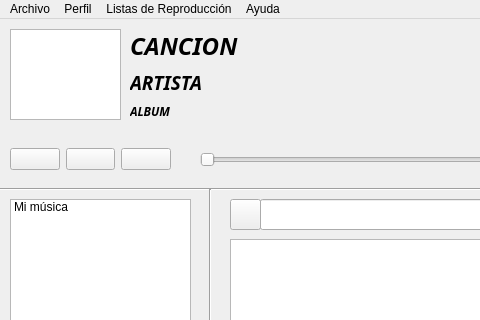
nico4021/LNMusic, file src/ui/graphic.ui: the form before one commit; both pictures show x 0 to 480 and y 0 to 320 of the 800 by 600 pixel window.
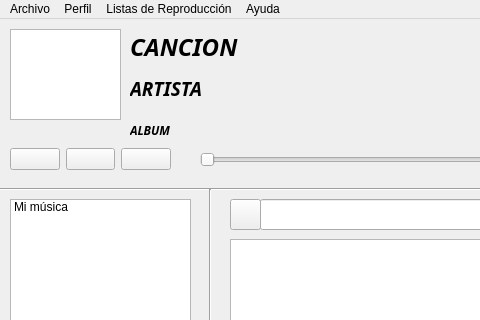
The form after the commit. Icons and pictures are not drawn.

```diff
--- a/src/ui/graphic.ui
+++ b/src/ui/graphic.ui
@@ -114,7 +114,7 @@
       <x>130</x>
       <y>10</y>
       <width>160</width>
-      <height>91</height>
+      <height>119</height>
      </rect>
     </property>
     <layout class="QVBoxLayout" name="datosLayout">
```
